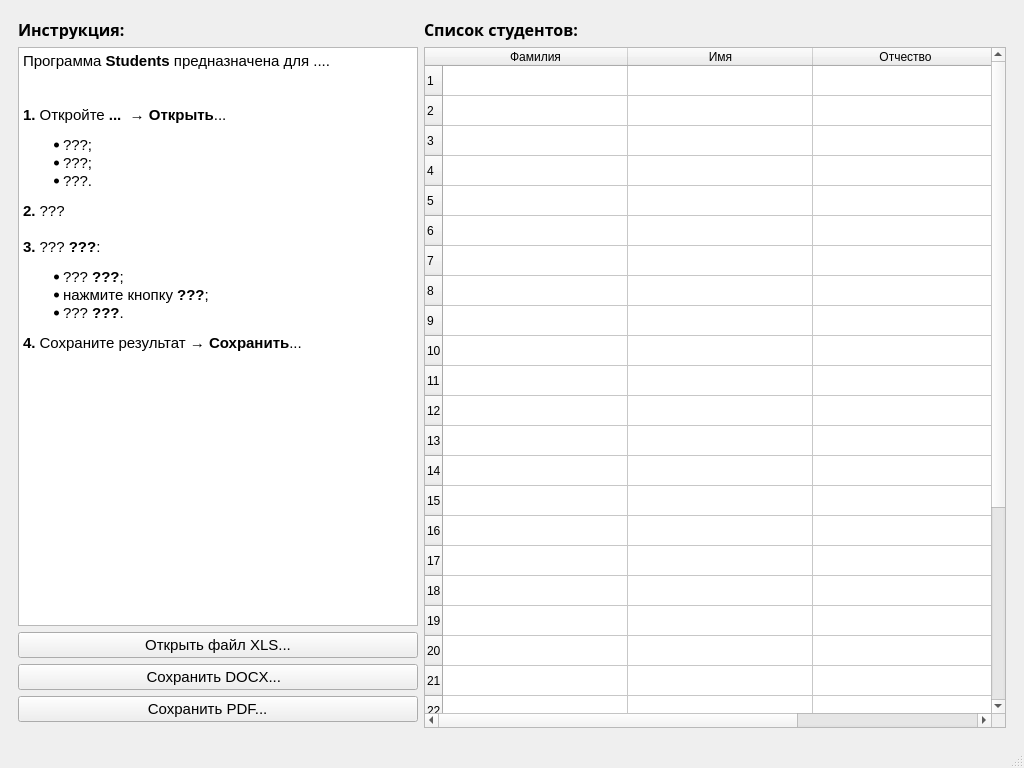
Above: students.ui from motor1n/students before the change. Below: the same form after it.
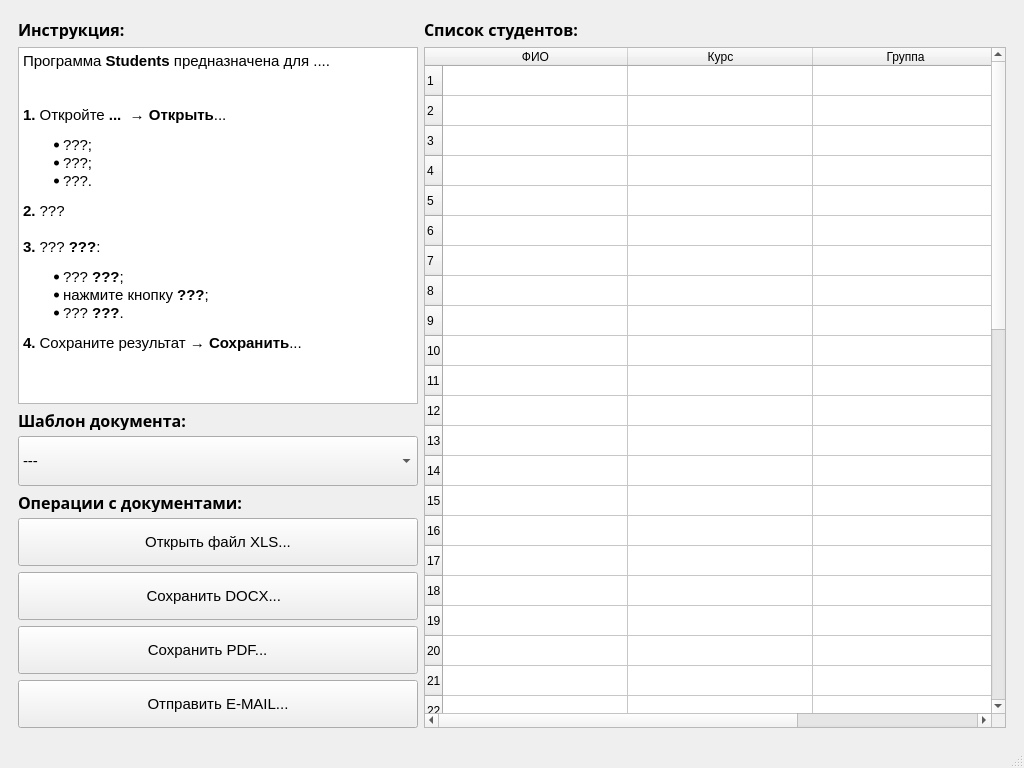
That is the form after the change. Icons and pictures are not drawn.

```diff
--- a/students.ui
+++ b/students.ui
@@ -22,7 +22,7 @@
   </property>
   <widget class="QWidget" name="centralwidget">
    <layout class="QGridLayout" name="gridLayout_2">
-    <item row="0" column="0" rowspan="2" colspan="2">
+    <item row="0" column="0">
      <widget class="QWidget" name="widget" native="true">
       <property name="sizePolicy">
        <sizepolicy hsizetype="Preferred" vsizetype="Preferred">
@@ -76,7 +76,7 @@
        <item row="1" column="0">
         <widget class="QTextBrowser" name="tb">
          <property name="sizePolicy">
-          <sizepolicy hsizetype="Preferred" vsizetype="Expanding">
+          <sizepolicy hsizetype="Preferred" vsizetype="Preferred">
            <horstretch>0</horstretch>
            <verstretch>0</verstretch>
           </sizepolicy>
@@ -110,44 +110,104 @@
          </property>
         </widget>
        </item>
-       <item row="3" column="0">
-        <widget class="QPushButton" name="pb_save_docx">
-         <property name="sizePolicy">
-          <sizepolicy hsizetype="Preferred" vsizetype="Fixed">
-           <horstretch>0</horstretch>
-           <verstretch>0</verstretch>
-          </sizepolicy>
-         </property>
-         <property name="maximumSize">
-          <size>
-           <width>400</width>
-           <height>48</height>
-          </size>
-         </property>
-         <property name="font">
-          <font>
-           <pointsize>11</pointsize>
-          </font>
-         </property>
-         <property name="layoutDirection">
-          <enum>Qt::LeftToRight</enum>
-         </property>
-         <property name="text">
-          <string>Сохранить DOCX...  </string>
-         </property>
-         <property name="icon">
-          <iconset>
-           <normaloff>pic/word-icon.png</normaloff>pic/word-icon.png</iconset>
-         </property>
-         <property name="iconSize">
-          <size>
-           <width>32</width>
-           <height>32</height>
-          </size>
-         </property>
-        </widget>
-       </item>
        <item row="2" column="0">
+        <widget class="QLabel" name="label_03">
+         <property name="maximumSize">
+          <size>
+           <width>402</width>
+           <height>20</height>
+          </size>
+         </property>
+         <property name="font">
+          <font>
+           <family>Trebuchet MS</family>
+           <pointsize>12</pointsize>
+           <weight>75</weight>
+           <bold>true</bold>
+          </font>
+         </property>
+         <property name="text">
+          <string>Шаблон документа:</string>
+         </property>
+        </widget>
+       </item>
+       <item row="3" column="0">
+        <widget class="QComboBox" name="cb1">
+         <property name="sizePolicy">
+          <sizepolicy hsizetype="Preferred" vsizetype="Fixed">
+           <horstretch>0</horstretch>
+           <verstretch>0</verstretch>
+          </sizepolicy>
+         </property>
+         <property name="minimumSize">
+          <size>
+           <width>0</width>
+           <height>50</height>
+          </size>
+         </property>
+         <property name="font">
+          <font>
+           <pointsize>11</pointsize>
+          </font>
+         </property>
+         <property name="insertPolicy">
+          <enum>QComboBox::InsertBeforeCurrent</enum>
+         </property>
+         <property name="iconSize">
+          <size>
+           <width>32</width>
+           <height>32</height>
+          </size>
+         </property>
+         <item>
+          <property name="text">
+           <string>---</string>
+          </property>
+         </item>
+         <item>
+          <property name="text">
+           <string>Заявление о направлении на практику</string>
+          </property>
+         </item>
+         <item>
+          <property name="text">
+           <string>Рабочий график (план) проведения практики</string>
+          </property>
+         </item>
+         <item>
+          <property name="text">
+           <string>Индивидуальное задание на практику</string>
+          </property>
+         </item>
+         <item>
+          <property name="text">
+           <string>Инструктаж по технике безопасности</string>
+          </property>
+         </item>
+        </widget>
+       </item>
+       <item row="4" column="0">
+        <widget class="QLabel" name="label_04">
+         <property name="maximumSize">
+          <size>
+           <width>402</width>
+           <height>20</height>
+          </size>
+         </property>
+         <property name="font">
+          <font>
+           <family>Trebuchet MS</family>
+           <pointsize>12</pointsize>
+           <weight>75</weight>
+           <bold>true</bold>
+          </font>
+         </property>
+         <property name="text">
+          <string>Операции с документами:</string>
+         </property>
+        </widget>
+       </item>
+       <item row="5" column="0">
         <widget class="QPushButton" name="pb_open_xls">
          <property name="sizePolicy">
           <sizepolicy hsizetype="Preferred" vsizetype="Fixed">
@@ -181,7 +241,118 @@
          </property>
         </widget>
        </item>
-       <item row="1" column="1" rowspan="5">
+       <item row="6" column="0">
+        <widget class="QPushButton" name="pb_save_docx">
+         <property name="sizePolicy">
+          <sizepolicy hsizetype="Preferred" vsizetype="Fixed">
+           <horstretch>0</horstretch>
+           <verstretch>0</verstretch>
+          </sizepolicy>
+         </property>
+         <property name="maximumSize">
+          <size>
+           <width>400</width>
+           <height>48</height>
+          </size>
+         </property>
+         <property name="font">
+          <font>
+           <pointsize>11</pointsize>
+          </font>
+         </property>
+         <property name="layoutDirection">
+          <enum>Qt::LeftToRight</enum>
+         </property>
+         <property name="text">
+          <string>Сохранить DOCX...  </string>
+         </property>
+         <property name="icon">
+          <iconset>
+           <normaloff>pic/word-icon.png</normaloff>pic/word-icon.png</iconset>
+         </property>
+         <property name="iconSize">
+          <size>
+           <width>32</width>
+           <height>32</height>
+          </size>
+         </property>
+        </widget>
+       </item>
+       <item row="7" column="0">
+        <widget class="QPushButton" name="pb_save_pdf">
+         <property name="sizePolicy">
+          <sizepolicy hsizetype="Preferred" vsizetype="Fixed">
+           <horstretch>0</horstretch>
+           <verstretch>0</verstretch>
+          </sizepolicy>
+         </property>
+         <property name="maximumSize">
+          <size>
+           <width>400</width>
+           <height>48</height>
+          </size>
+         </property>
+         <property name="font">
+          <font>
+           <pointsize>11</pointsize>
+          </font>
+         </property>
+         <property name="layoutDirection">
+          <enum>Qt::LeftToRight</enum>
+         </property>
+         <property name="text">
+          <string>Сохранить PDF...     </string>
+         </property>
+         <property name="icon">
+          <iconset>
+           <normaloff>pic/pdf-icon.png</normaloff>pic/pdf-icon.png</iconset>
+         </property>
+         <property name="iconSize">
+          <size>
+           <width>32</width>
+           <height>32</height>
+          </size>
+         </property>
+        </widget>
+       </item>
+       <item row="8" column="0">
+        <widget class="QPushButton" name="pb_send_email">
+         <property name="sizePolicy">
+          <sizepolicy hsizetype="Preferred" vsizetype="Fixed">
+           <horstretch>0</horstretch>
+           <verstretch>0</verstretch>
+          </sizepolicy>
+         </property>
+         <property name="maximumSize">
+          <size>
+           <width>400</width>
+           <height>48</height>
+          </size>
+         </property>
+         <property name="font">
+          <font>
+           <pointsize>11</pointsize>
+          </font>
+         </property>
+         <property name="layoutDirection">
+          <enum>Qt::LeftToRight</enum>
+         </property>
+         <property name="text">
+          <string>Отправить E-MAIL...</string>
+         </property>
+         <property name="icon">
+          <iconset>
+           <normaloff>pic/email-icon.png</normaloff>pic/email-icon.png</iconset>
+         </property>
+         <property name="iconSize">
+          <size>
+           <width>32</width>
+           <height>32</height>
+          </size>
+         </property>
+        </widget>
+       </item>
+       <item row="1" column="1" rowspan="8">
         <widget class="QTableWidget" name="tw">
          <property name="sizePolicy">
           <sizepolicy hsizetype="Preferred" vsizetype="Preferred">
@@ -356,60 +527,123 @@
            <string>30</string>
           </property>
          </row>
+         <row>
+          <property name="text">
+           <string>31</string>
+          </property>
+         </row>
+         <row>
+          <property name="text">
+           <string>32</string>
+          </property>
+         </row>
+         <row>
+          <property name="text">
+           <string>33</string>
+          </property>
+         </row>
+         <row>
+          <property name="text">
+           <string>34</string>
+          </property>
+         </row>
+         <row>
+          <property name="text">
+           <string>35</string>
+          </property>
+         </row>
+         <row>
+          <property name="text">
+           <string>36</string>
+          </property>
+         </row>
+         <row>
+          <property name="text">
+           <string>37</string>
+          </property>
+         </row>
+         <row>
+          <property name="text">
+           <string>38</string>
+          </property>
+         </row>
+         <row>
+          <property name="text">
+           <string>39</string>
+          </property>
+         </row>
+         <row>
+          <property name="text">
+           <string>40</string>
+          </property>
+         </row>
+         <row>
+          <property name="text">
+           <string>41</string>
+          </property>
+         </row>
+         <row>
+          <property name="text">
+           <string>42</string>
+          </property>
+         </row>
+         <row>
+          <property name="text">
+           <string>43</string>
+          </property>
+         </row>
+         <row>
+          <property name="text">
+           <string>44</string>
+          </property>
+         </row>
+         <row>
+          <property name="text">
+           <string>45</string>
+          </property>
+         </row>
+         <row>
+          <property name="text">
+           <string>46</string>
+          </property>
+         </row>
+         <row>
+          <property name="text">
+           <string>47</string>
+          </property>
+         </row>
+         <row>
+          <property name="text">
+           <string>48</string>
+          </property>
+         </row>
+         <row>
+          <property name="text">
+           <string>49</string>
+          </property>
+         </row>
+         <row>
+          <property name="text">
+           <string>50</string>
+          </property>
+         </row>
          <column>
           <property name="text">
-           <string>Фамилия</string>
+           <string>ФИО</string>
           </property>
          </column>
          <column>
           <property name="text">
-           <string>Имя</string>
+           <string>Курс</string>
           </property>
          </column>
          <column>
           <property name="text">
-           <string>Отчество</string>
+           <string>Группа</string>
           </property>
          </column>
         </widget>
        </item>
-       <item row="4" column="0">
-        <widget class="QPushButton" name="pb_save_pdf">
-         <property name="sizePolicy">
-          <sizepolicy hsizetype="Preferred" vsizetype="Fixed">
-           <horstretch>0</horstretch>
-           <verstretch>0</verstretch>
-          </sizepolicy>
-         </property>
-         <property name="maximumSize">
-          <size>
-           <width>400</width>
-           <height>48</height>
-          </size>
-         </property>
-         <property name="font">
-          <font>
-           <pointsize>11</pointsize>
-          </font>
-         </property>
-         <property name="layoutDirection">
-          <enum>Qt::LeftToRight</enum>
-         </property>
-         <property name="text">
-          <string>Сохранить PDF...     </string>
-         </property>
-         <property name="icon">
-          <iconset>
-           <normaloff>pic/pdf-icon.png</normaloff>pic/pdf-icon.png</iconset>
-         </property>
-         <property name="iconSize">
-          <size>
-           <width>32</width>
-           <height>32</height>
-          </size>
-         </property>
-        </widget>
-       </item>
       </layout>
      </widget>
     </item>
```
Left out of the diff: 44 changed lines with no effect on the pictures.
